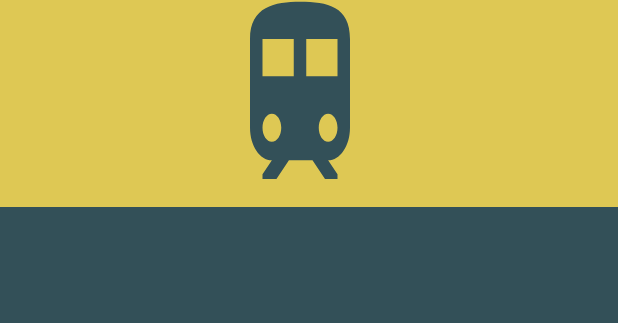
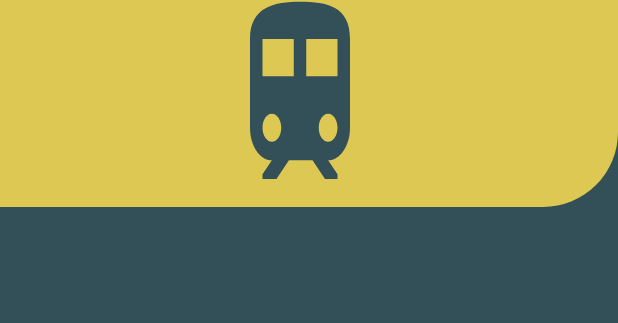
Before and after one commit to HangLe23/NT118_Nhom2_TripS, an Android app: the layout reset_pass.xml on its own in the app's theme, with its tools: preview values and no code run, on a phone screen of 412 x 824 dp. Shown: the part 205-528 px from the top of the screen. Run offline under Robolectric (Android 15) with nearby library versions, the phone set to English and light mode, and no system bars.

Commit message:
add border

```diff
--- /dev/null
+++ b/app/src/main/res/drawable/border.xml
@@ -0,0 +1,5 @@
+<?xml version="1.0" encoding="utf-8"?>
+<shape xmlns:android="http://schemas.android.com/apk/res/android">
+    <solid android:color="#DEC854"></solid>
+    <corners android:bottomRightRadius="50dp"></corners>
+</shape>
--- a/app/src/main/res/layout/activity_new.xml
+++ b/app/src/main/res/layout/activity_new.xml
@@ -66,6 +66,7 @@
         android:layout_height="300dp"
         android:scaleType="centerCrop"
         app:layout_constraintTop_toTopOf="parent"
-        app:srcCompat="@drawable/cauvang" />
+        android:background="@drawable/cauvang" />
+        <!--app:srcCompat="@drawable/cauvang" -->
 
 </androidx.constraintlayout.widget.ConstraintLayout>
--- a/app/src/main/res/layout/reset_pass.xml
+++ b/app/src/main/res/layout/reset_pass.xml
@@ -8,7 +8,13 @@
         android:layout_width="match_parent"
         android:layout_height="0dp"
         android:layout_weight="1"
-        android:background="#DEC854"
+        android:background="#335058"
+        android:orientation="vertical">
+        <LinearLayout
+            android:layout_width="match_parent"
+            android:layout_height="0dp"
+            android:layout_weight="1"
+            android:background="@drawable/border"
             android:orientation="vertical">
             <Button
                 android:layout_width="60dp"
@@ -41,7 +47,7 @@
                 android:layout_height="match_parent"
                 android:background="@drawable/ic_baseline_train"
                 android:layout_marginLeft="150dp"/>
-
+        </LinearLayout>
     </LinearLayout>
     <LinearLayout
         android:layout_width="match_parent"
```
Also changed, not shown: app/src/main/res/layout/forgot_pass.xml (+8 -2 lines), app/src/main/res/layout/sign_in.xml (+14 -7 lines), app/src/main/res/layout/sign_up.xml (+8 -2 lines), app/src/main/res/layout/verify_email.xml (+8 -2 lines). Lines whose indentation alone changed are shown as unchanged.
